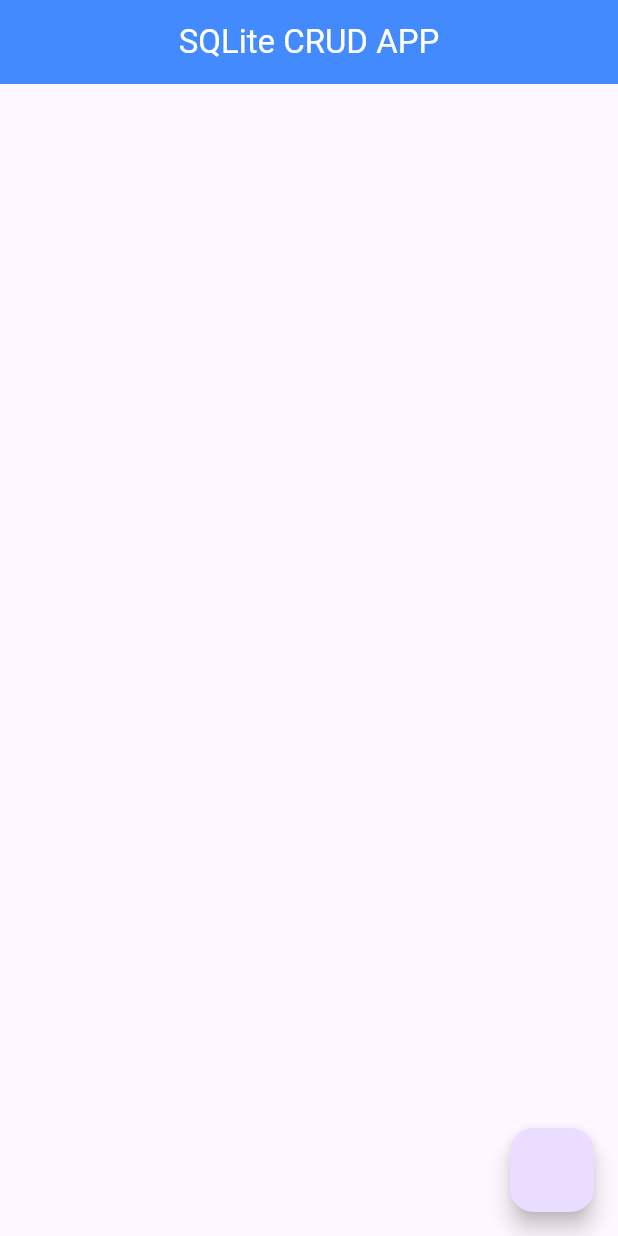
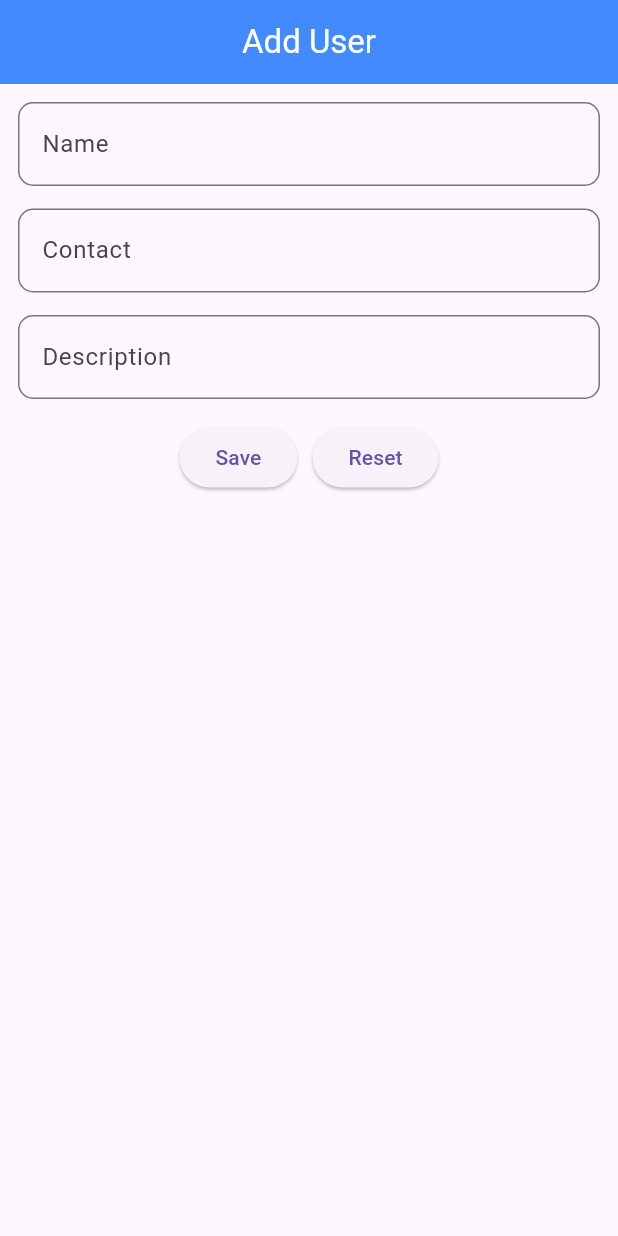
Before and after one commit to Taoheedoh/user_management_app, a Flutter app: the screen it shows after launch, on a phone screen of 412 x 824 dp. Run offline on Flutter 3.47's test engine with Material 3 defaults, Android fonts, the phone set to English and light mode, and no system bars; our stand-ins replace sqflite; accounts and stored records are empty.

Commit message:
Add user logic

```diff
--- a/lib/main.dart
+++ b/lib/main.dart
@@ -1,4 +1,5 @@
 import 'package:flutter/material.dart';
+import 'package:user_management_app/screens/add_user.dart';
 import 'package:user_management_app/screens/home_screen.dart';
 
 void main() {
@@ -10,9 +11,6 @@ class MyApp extends StatelessWidget {
 
   @override
   Widget build(BuildContext context) {
-    return MaterialApp(
-      debugShowCheckedModeBanner: false,
-      home: HomeScreen(),
-    );
+    return MaterialApp(debugShowCheckedModeBanner: false, home: AddUser());
   }
 }
--- /dev/null
+++ b/lib/screens/add_user.dart
@@ -0,0 +1,77 @@
+import 'package:flutter/material.dart';
+import 'package:user_management_app/services/userService.dart';
+
+class AddUser extends StatefulWidget {
+  const AddUser({super.key});
+
+  @override
+  State<AddUser> createState() => _AddUserState();
+}
+
+class _AddUserState extends State<AddUser> {
+  TextEditingController nameController = TextEditingController();
+  TextEditingController contactController = TextEditingController();
+  TextEditingController descriptionController = TextEditingController();
+
+  var _userService = UserService();
+
+  @override
+  Widget build(BuildContext context) {
+    return Scaffold(
+      appBar: AppBar(
+        backgroundColor: Colors.blueAccent,
+        centerTitle: true,
+        title: Text("Add User", style: TextStyle(color: Colors.white)),
+      ),
+
+      body: Container(
+        padding: EdgeInsets.all(12.0),
+        child: Column(
+          children: [
+            TextField(
+              controller: nameController,
+              decoration: InputDecoration(
+                border: OutlineInputBorder(
+                  borderRadius: BorderRadius.circular(10),
+                ),
+                hintText: 'Enter Name',
+                labelText: 'Name',
+              ),
+            ),
+            SizedBox(height: 15),
+            TextField(
+              controller: contactController,
+              decoration: InputDecoration(
+                border: OutlineInputBorder(
+                  borderRadius: BorderRadius.circular(10),
+                ),
+                hintText: 'Enter Contact',
+                labelText: 'Contact',
+              ),
+            ),
+            SizedBox(height: 15),
+            TextField(
+              controller: descriptionController,
+              decoration: InputDecoration(
+                border: OutlineInputBorder(
+                  borderRadius: BorderRadius.circular(10),
+                ),
+                hintText: 'Enter Description',
+                labelText: 'Description',
+              ),
+            ),
+            SizedBox(height: 15.0),
+            Row(
+              mainAxisAlignment: MainAxisAlignment.center,
+              children: [
+                ElevatedButton(onPressed: () {}, child: Text('Save')),
+                SizedBox(width: 10.0),
+                ElevatedButton(onPressed: () {}, child: Text('Reset')),
+              ],
+            ),
+          ],
+        ),
+      ),
+    );
+  }
+}
```
Also changed, not shown: lib/screens/edit_user.dart (added, +67 -0 lines), lib/screens/view_user.dart (added, +31 -0 lines).
